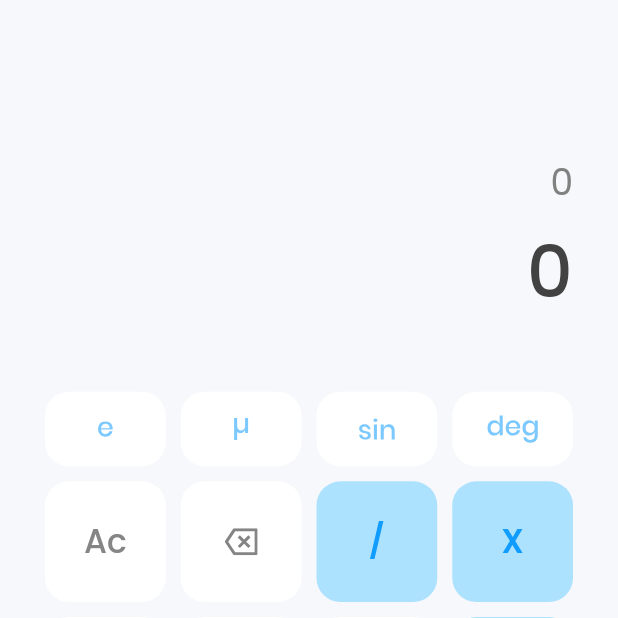
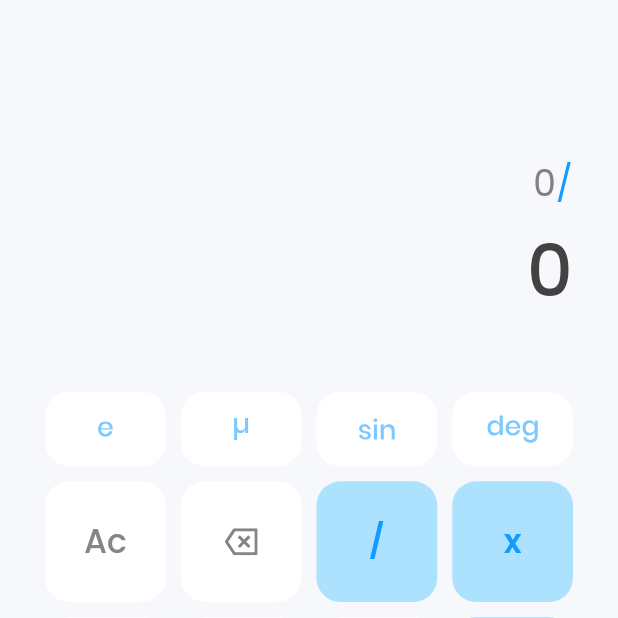
Before and after one commit to angeloseby/simple_calculator, a Flutter app: the screen it shows after launch, after a tap on an icon or button, on a phone screen of 412 x 824 dp, the top half of it. Run offline on Flutter 3.47's test engine with Material 2 defaults, Android fonts, the phone set to English and light mode, and no system bars; our stand-ins replace flutter_svg, google_fonts; missing offline and left inert: expressions.

Commit message:
Button functionalities implemented.
Function buttons are still not implemented.
May encounter bugs in this version.

```diff
--- a/lib/screens/calculator_screen.dart
+++ b/lib/screens/calculator_screen.dart
@@ -1,3 +1,4 @@
+import 'package:flutter/gestures.dart';
 import 'package:flutter/material.dart';
 import 'package:flutter_staggered_grid_view/flutter_staggered_grid_view.dart';
 import 'package:provider/provider.dart';
@@ -23,8 +24,6 @@ class CalculatorScreen extends StatefulWidget {
 class _CalculatorScreenState extends State<CalculatorScreen> {
   @override
   void initState() {
-    Provider.of<ExpressionValueProvider>(context, listen: false)
-        .initialBuildExpressionWidgetList();
     super.initState();
   }
 
@@ -47,20 +46,27 @@ class _CalculatorScreenState extends State<CalculatorScreen> {
                     mainAxisAlignment: MainAxisAlignment.center,
                     crossAxisAlignment: CrossAxisAlignment.end,
                     children: [
-                      SingleChildScrollView(
-                        reverse: true,
-                        scrollDirection: Axis.horizontal,
-                        child: Text.rich(
-                          TextSpan(children: snapshot.widgetList),
-                          overflow: TextOverflow.ellipsis,
-                          maxLines: 1,
+                      Container(
+                        height: 40,
+                        alignment: Alignment.centerRight,
+                        child: ListView.builder(
+                          reverse: true,
+                          dragStartBehavior: DragStartBehavior.down,
+                          itemCount: snapshot.expressionListViewer.length,
+                          scrollDirection: Axis.horizontal,
+                          itemBuilder: ((context, index) {
+                            return Text(
+                              snapshot.expressionListViewer[index],
+                              style: snapshot.operatorsList.contains(
+                                      snapshot.expressionListViewer[index])
+                                  ? FontPallete.expressionOperatorFontStyle
+                                  : FontPallete.expressionNumberFontStyle,
+                            );
+                          }),
                         ),
                       ),
-                      const SizedBox(
-                        height: 5,
-                      ),
                       SingleChildScrollView(
-                        reverse: true,
+                        reverse: false,
                         scrollDirection: Axis.horizontal,
                         child: Text(
                           snapshot.currentValue,
@@ -113,7 +119,7 @@ class _CalculatorScreenState extends State<CalculatorScreen> {
                     AcClearButton(),
                     BackspaceButton(),
                     OperatorButton(operatorSymbol: '/'),
-                    OperatorButton(operatorSymbol: 'X'),
+                    OperatorButton(operatorSymbol: 'x'),
                     NumberButton(operatorSymbol: '7'),
                     NumberButton(operatorSymbol: '8'),
                     NumberButton(operatorSymbol: '9'),
--- a/lib/services/expression_value_provider.dart
+++ b/lib/services/expression_value_provider.dart
@@ -1,11 +1,17 @@
+import 'dart:math';
+
+import 'package:expressions/expressions.dart';
 import 'package:flutter/material.dart';
-import 'package:simple_calculator/config/font_pallete.dart';
 
 class ExpressionValueProvider extends ChangeNotifier {
   String currentValue = '0';
   List<String> expressionList = ['0'];
+  List<String> expressionListViewer = ['0'];
+  List<String> operatorsList = ['/', 'x', '+', '-'];
   List<TextSpan> widgetList = [];
-
+  late Expression expression;
+  final evaluator = const ExpressionEvaluator();
+  var context = {'x': pi / 5, 'cos': cos, 'sin': sin};
   handleBackspace() {
     if (currentValue.length > 1) {
       currentValue = currentValue.substring(0, currentValue.length - 1);
@@ -19,6 +25,7 @@ class ExpressionValueProvider extends ChangeNotifier {
   handleAllClear() {
     currentValue = '0';
     expressionList = ['0'];
+    expressionListViewer = ['0'];
     notifyListeners();
   }
 
@@ -137,34 +144,44 @@ class ExpressionValueProvider extends ChangeNotifier {
           break;
         }
     }
-
     notifyListeners();
   }
 
-  updateExpressionWidgetList() {
-    List<String> operatorsList = ['/', '*', '+', '-'];
-    widgetList.clear();
-    for (String item in expressionList) {
-      widgetList.add(TextSpan(
-        text: item,
-        style: operatorsList.contains(item)
-            ? FontPallete.expressionOperatorFontStyle
-            : FontPallete.expressionNumberFontStyle,
-      ));
+  handleOperatorPress(pressedOperator) {
+    if (currentValue[currentValue.length - 1] != '.') {
+      if (expressionList.length - 1 != pressedOperator) {
+        if (expressionList.length == 1 &&
+            (expressionList[expressionList.length - 1] == '0')) {
+          expressionList = [];
+          expressionListViewer = [];
+          notifyListeners();
+        }
+        updateExpressionList(currentValue);
+        updateExpressionList(pressedOperator);
+        currentValue = '0';
+        notifyListeners();
+      }
     }
+  }
+
+  updateExpressionList(value) {
+    expressionList.add(value);
+    expressionListViewer.insert(0, value);
     notifyListeners();
   }
 
-  initialBuildExpressionWidgetList() {
-    print("initialBuildExpressionList");
-    List<String> operatorsList = ['/', '*', '+', '-'];
-    for (String item in expressionList) {
-      widgetList.add(TextSpan(
-        text: item,
-        style: operatorsList.contains(item)
-            ? FontPallete.expressionOperatorFontStyle
-            : FontPallete.expressionNumberFontStyle,
-      ));
+  handleEqualPress() {
+    updateExpressionList(currentValue);
+    currentValue = '0';
+    if (!(operatorsList.contains(expressionList.last))) {
+      String expressionString = expressionList.join();
+      expressionString = expressionString.replaceAll('x', '*');
+      expression = Expression.parse(expressionString);
+      var result = evaluator.eval(expression, context);
+      currentValue = result.toString();
+      expressionList = ['0'];
+      expressionListViewer = ['0'];
+      notifyListeners();
     }
   }
 }
--- a/lib/widgets/equal_button.dart
+++ b/lib/widgets/equal_button.dart
@@ -1,7 +1,9 @@
 import 'package:flutter/material.dart';
+import 'package:provider/provider.dart';
 import 'package:simple_calculator/animations/shrink_button_animation.dart';
 import 'package:simple_calculator/config/color_pallete.dart';
 import 'package:simple_calculator/config/font_pallete.dart';
+import 'package:simple_calculator/services/expression_value_provider.dart';
 
 class EqualButton extends StatelessWidget {
   const EqualButton({super.key});
@@ -9,6 +11,10 @@ class EqualButton extends StatelessWidget {
   @override
   Widget build(BuildContext context) {
     return ShrinkButton(
+      onTap: () {
+        Provider.of<ExpressionValueProvider>(context, listen: false)
+            .handleEqualPress();
+      },
       child: Container(
         height: 62,
         width: 62,
--- a/lib/widgets/operator_button.dart
+++ b/lib/widgets/operator_button.dart
@@ -3,6 +3,7 @@ import 'package:provider/provider.dart';
 import 'package:simple_calculator/animations/shrink_button_animation.dart';
 import 'package:simple_calculator/config/color_pallete.dart';
 import 'package:simple_calculator/config/font_pallete.dart';
+import 'package:simple_calculator/services/expression_value_provider.dart';
 
 class OperatorButton extends StatelessWidget {
   final String operatorSymbol;
@@ -11,7 +12,10 @@ class OperatorButton extends StatelessWidget {
   @override
   Widget build(BuildContext context) {
     return ShrinkButton(
-      onTap: () {},
+      onTap: () {
+        Provider.of<ExpressionValueProvider>(context, listen: false)
+            .handleOperatorPress(operatorSymbol);
+      },
       child: Container(
         height: 62,
         width: 62,
--- a/pubspec.yaml
+++ b/pubspec.yaml
@@ -38,6 +38,7 @@ dependencies:
   flutter_svg: ^2.0.5
   flutter_staggered_grid_view: ^0.4.1
   provider: ^6.0.5
+  expressions: ^0.2.5
 
 dev_dependencies:
   flutter_test:
```
Also changed, not shown: pubspec.lock, 2 other files.
